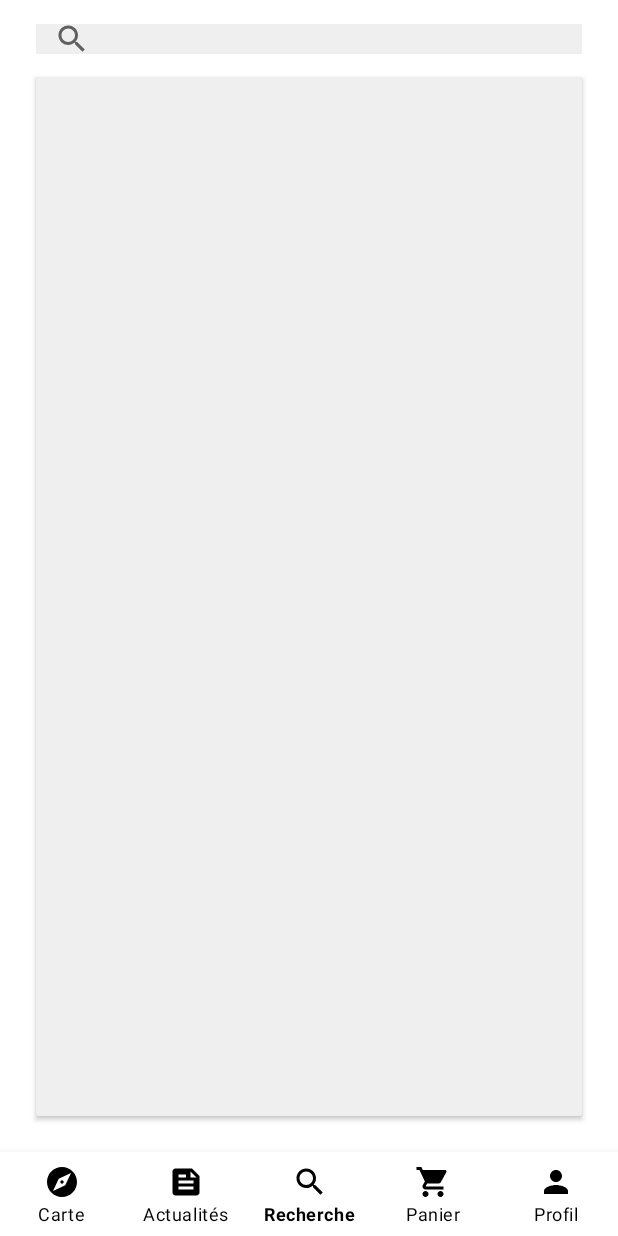
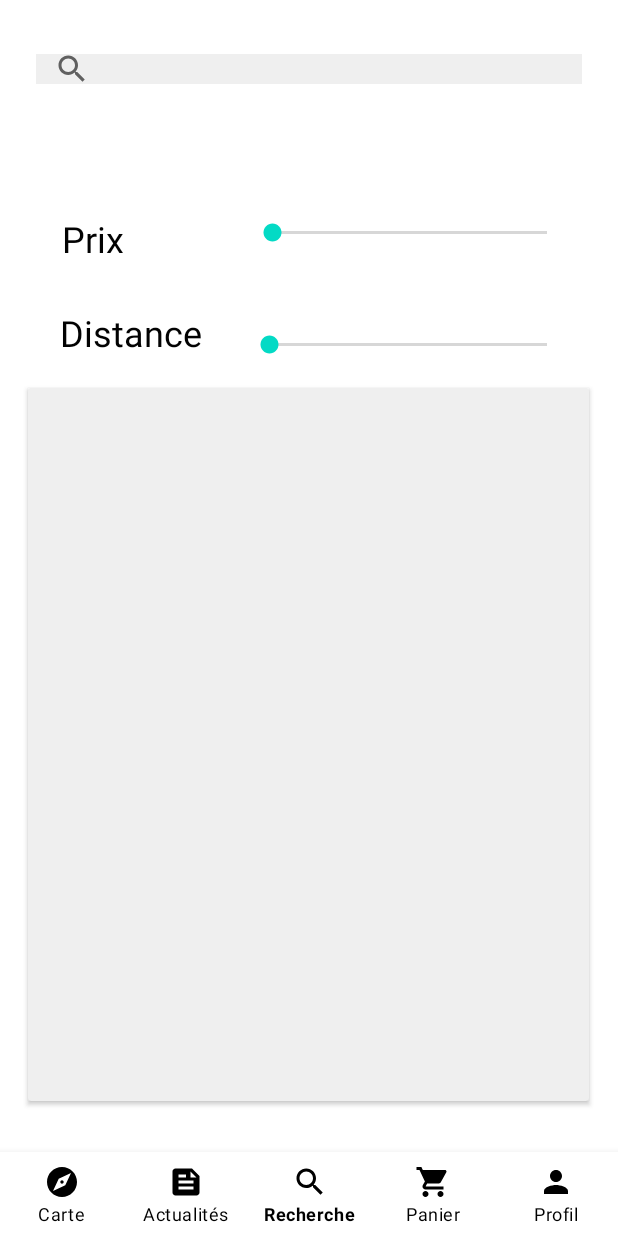
Before and after one commit to AntoineDesanti/graill-sain, an Android app: the screen it shows after launch (MainActivity), item 3 of the bottom bar chosen, on a phone screen of 412 x 824 dp. Run offline under Robolectric (Android 15) with nearby library versions, the phone set to English and light mode, and no system bars; libraries missing offline, so code that uses them is left out: org.osmdroid.api, org.osmdroid.config, org.osmdroid.tileprovider, org.osmdroid.util, org.osmdroid.views; Roboto replaces fonts that are not available here; 26 statements that could not run were skipped.

Commit message:
rendre invisible le boutton

```diff
--- a/appli/app/src/main/res/layout/page_order_confirmation.xml
+++ b/appli/app/src/main/res/layout/page_order_confirmation.xml
@@ -4,7 +4,8 @@
     xmlns:tools="http://schemas.android.com/tools"
     android:id="@+id/orderConfirmationContainer"
     android:layout_width="match_parent"
-    android:layout_height="match_parent">
+    android:layout_height="match_parent"
+    android:background="#FFFFFF">
 
     <TextView
         android:id="@+id/textView7"
@@ -51,15 +52,11 @@
 
     <Button
         android:id="@+id/scanCodeButton"
-        android:layout_width="wrap_content"
-        android:layout_height="wrap_content"
-        android:layout_marginStart="131dp"
-        android:layout_marginTop="566dp"
-        android:layout_marginEnd="131dp"
-        android:layout_marginBottom="117dp"
-        android:text="SCAN A CODE..."
-        app:layout_constraintBottom_toBottomOf="parent"
-        app:layout_constraintEnd_toEndOf="parent"
-        app:layout_constraintStart_toStartOf="parent"
-        app:layout_constraintTop_toTopOf="parent" />
+        android:layout_width="4dp"
+        android:layout_height="4dp"
+        android:background="#FDFDFD"
+        android:backgroundTint="#FFFFFF"
+        tools:layout_editor_absoluteX="192dp"
+        tools:layout_editor_absoluteY="353dp" />
+
 </androidx.constraintlayout.widget.ConstraintLayout>
--- a/appli/app/src/main/res/layout/page_search.xml
+++ b/appli/app/src/main/res/layout/page_search.xml
@@ -1,6 +1,5 @@
 <?xml version="1.0" encoding="utf-8"?>
-<androidx.constraintlayout.widget.ConstraintLayout
-    xmlns:android="http://schemas.android.com/apk/res/android"
+<androidx.constraintlayout.widget.ConstraintLayout xmlns:android="http://schemas.android.com/apk/res/android"
     xmlns:app="http://schemas.android.com/apk/res-auto"
     xmlns:tools="http://schemas.android.com/tools"
     android:layout_width="match_parent"
@@ -13,24 +12,106 @@
         android:layout_width="match_parent"
         android:layout_height="20dp"
         android:layout_marginStart="24dp"
-        android:layout_marginTop="16dp"
+        android:layout_marginTop="36dp"
         android:layout_marginEnd="24dp"
+        android:layout_marginBottom="695dp"
         android:background="#FFFFFF"
         android:backgroundTint="#EFEFEF"
+        app:layout_constraintBottom_toBottomOf="parent"
         app:layout_constraintEnd_toEndOf="parent"
+        app:layout_constraintHorizontal_bias="1.0"
         app:layout_constraintStart_toStartOf="parent"
-        app:layout_constraintTop_toTopOf="parent" />
+        app:layout_constraintTop_toTopOf="parent"
+        app:layout_constraintVertical_bias="0.0" />
 
     <androidx.cardview.widget.CardView
-        android:layout_width="match_parent"
-        android:layout_height="0dp"
-        android:layout_marginStart="24dp"
-        android:layout_marginTop="16dp"
-        android:layout_marginEnd="24dp"
-        android:layout_marginBottom="24dp"
+        android:layout_width="374dp"
+        android:layout_height="475dp"
+        android:layout_marginStart="18dp"
+        android:layout_marginTop="240dp"
+        android:layout_marginEnd="19dp"
+        android:layout_marginBottom="16dp"
         app:cardBackgroundColor="#EFEFEF"
         app:layout_constraintBottom_toBottomOf="parent"
         app:layout_constraintEnd_toEndOf="parent"
         app:layout_constraintStart_toStartOf="parent"
-        app:layout_constraintTop_toBottomOf="@+id/searchView" />
+        app:layout_constraintTop_toTopOf="parent">
+
+    </androidx.cardview.widget.CardView>
+
+    <androidx.constraintlayout.widget.ConstraintLayout
+        android:id="@+id/cardView"
+        android:layout_width="375dp"
+        android:layout_height="144dp"
+        android:layout_marginStart="16dp"
+        android:layout_marginTop="78dp"
+        android:layout_marginEnd="17dp"
+        android:layout_marginBottom="508dp"
+        app:cardBackgroundColor="#EFEFEF"
+        app:layout_constraintBottom_toBottomOf="parent"
+        app:layout_constraintEnd_toEndOf="parent"
+        app:layout_constraintHorizontal_bias="1.0"
+        app:layout_constraintStart_toStartOf="parent"
+        app:layout_constraintTop_toTopOf="parent"
+        app:layout_constraintVertical_bias="1.0">
+
+        <SeekBar
+            android:id="@+id/seekBar2"
+            android:layout_width="215dp"
+            android:layout_height="50dp"
+            android:layout_marginStart="147dp"
+            android:layout_marginTop="25dp"
+            android:layout_marginEnd="16dp"
+            android:layout_marginBottom="90dp"
+            app:layout_constraintBottom_toBottomOf="parent"
+            app:layout_constraintEnd_toEndOf="parent"
+            app:layout_constraintStart_toStartOf="parent"
+            app:layout_constraintTop_toTopOf="parent" />
+
+        <SeekBar
+            android:id="@+id/seekBar3"
+            android:layout_width="217dp"
+            android:layout_height="49dp"
+            android:layout_marginStart="145dp"
+            android:layout_marginTop="100dp"
+            android:layout_marginEnd="15dp"
+            android:layout_marginBottom="16dp"
+            app:layout_constraintBottom_toBottomOf="parent"
+            app:layout_constraintEnd_toEndOf="parent"
+            app:layout_constraintStart_toStartOf="parent"
+            app:layout_constraintTop_toTopOf="parent" />
+
+        <TextView
+            android:id="@+id/textView8"
+            android:layout_width="54dp"
+            android:layout_height="38dp"
+            android:layout_marginStart="22dp"
+            android:layout_marginTop="37dp"
+            android:layout_marginEnd="300dp"
+            android:layout_marginBottom="90dp"
+            android:text="Prix"
+            android:textColor="#020202"
+            android:textSize="24sp"
+            app:layout_constraintBottom_toBottomOf="parent"
+            app:layout_constraintEnd_toEndOf="parent"
+            app:layout_constraintStart_toStartOf="parent"
+            app:layout_constraintTop_toTopOf="parent" />
+
+        <TextView
+            android:id="@+id/textView9"
+            android:layout_width="106dp"
+            android:layout_height="45dp"
+            android:layout_marginStart="22dp"
+            android:layout_marginTop="100dp"
+            android:layout_marginEnd="250dp"
+            android:layout_marginBottom="20dp"
+            android:text="Distance"
+            android:textColor="#020202"
+            android:textSize="24sp"
+            app:layout_constraintBottom_toBottomOf="parent"
+            app:layout_constraintEnd_toEndOf="parent"
+            app:layout_constraintStart_toStartOf="parent"
+            app:layout_constraintTop_toTopOf="parent" />
+    </androidx.constraintlayout.widget.ConstraintLayout>
+
 </androidx.constraintlayout.widget.ConstraintLayout>
```
